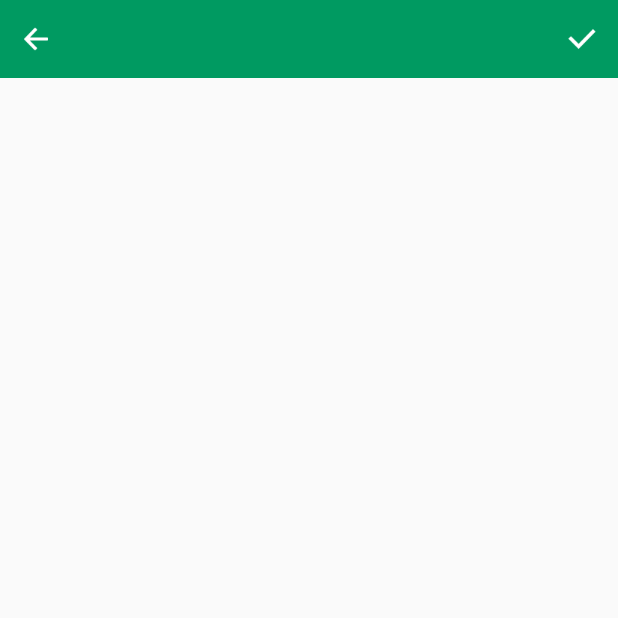
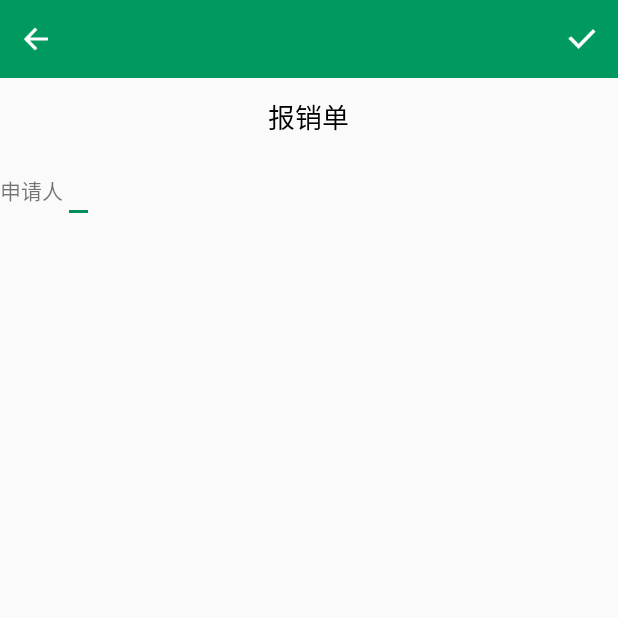
Before and after one commit to yunyujing/weLog, an Android app: the AddClaimActivity screen opened directly, with no data from a screen before it, on a phone screen of 412 x 824 dp, the top half of it. Run offline under Robolectric (Android 15) with nearby library versions, the light colour scheme and no system bars.

Commit message:
gradle更新为2.0.0-alpha3

```diff
--- a/app/src/main/res/layout/add_claim_layout.xml
+++ b/app/src/main/res/layout/add_claim_layout.xml
@@ -3,9 +3,34 @@
     android:layout_width="match_parent"
     android:layout_height="match_parent"
     android:orientation="vertical">
+
     <com.zzia.graduation.views.MyActionBar
         android:id="@+id/edit_add_claim_layout_actionbar"
         android:layout_width="match_parent"
-        android:layout_height="@dimen/actionbar_height"/>
+        android:layout_height="@dimen/actionbar_height" />
 
+    <TextView
+        android:layout_width="wrap_content"
+        android:layout_height="wrap_content"
+        android:layout_gravity="center"
+        android:layout_margin="@dimen/space_twelve"
+        android:text="报销单"
+        android:textColor="@color/black"
+        android:textSize="@dimen/text_big" />
+
+    <LinearLayout
+        android:layout_width="match_parent"
+        android:layout_height="wrap_content"
+        android:orientation="horizontal">
+
+        <TextView
+            android:layout_width="wrap_content"
+            android:layout_height="wrap_content"
+            android:text="申请人" />
+
+        <EditText
+            android:id="@+id/add_claim_layout_user"
+            android:layout_width="wrap_content"
+            android:layout_height="wrap_content" />
+    </LinearLayout>
 </LinearLayout>
--- a/build.gradle
+++ b/build.gradle
@@ -5,7 +5,7 @@ buildscript {
         jcenter()
     }
     dependencies {
-        classpath 'com.android.tools.build:gradle:2.0.0-alpha2'
+        classpath 'com.android.tools.build:gradle:2.0.0-alpha3'
 
         // NOTE: Do not place your application dependencies here; they belong
         // in the individual module build.gradle files
```
